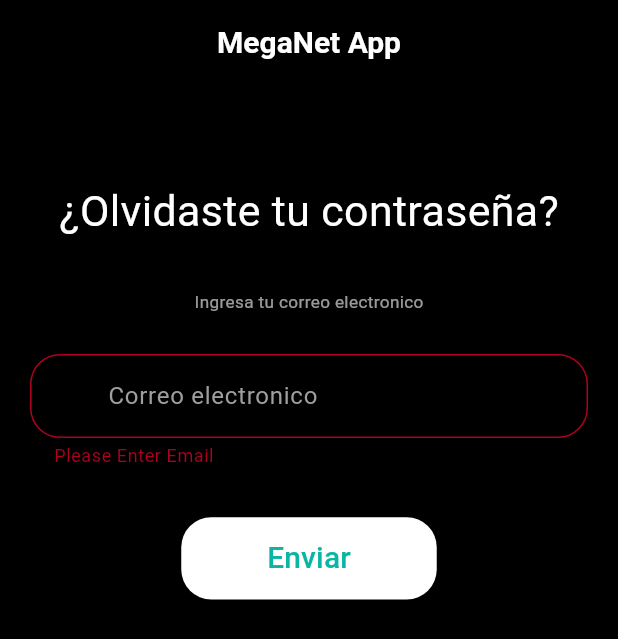
After one commit to FerxhoDev/cardsapp, a Flutter app: the ForgotMyPassword screen opened directly, after a tap on "Enviar", on a phone screen of 412 x 824 dp. The commit adds this screen. Shown: the top 639 px of the screen. Run offline on Flutter 3.47's test engine with Material 3 defaults, Android fonts, the phone set to English and light mode, and no system bars; our stand-ins replace cloud_firestore, firebase_auth, firebase_core, flutter_screenutil, go_router, shared_preferences and 1 more; missing offline and left inert: slimy_card_plus; accounts and stored records are empty.

Commit message:
fotgotpassword for email add

```diff
--- a/lib/main.dart
+++ b/lib/main.dart
@@ -1,5 +1,4 @@
 import 'package:cardsapps/config/router/app_router.dart';
-import 'package:cardsapps/config/theme/dark_theme.dart';
 import 'package:cardsapps/config/theme/light_theme.dart';
 import 'package:firebase_core/firebase_core.dart';
 import 'package:flutter/material.dart';
--- /dev/null
+++ b/lib/presentation/screens/forgotpassword/forgotpassword.dart
@@ -0,0 +1,112 @@
+import 'package:firebase_auth/firebase_auth.dart';
+import 'package:flutter/material.dart';
+import 'package:flutter_screenutil/flutter_screenutil.dart';
+
+
+class ForgotMyPassword extends StatefulWidget {
+  const ForgotMyPassword({super.key});
+
+  @override
+  State<ForgotMyPassword> createState() => _ForgotMyPasswordState();
+}
+
+class _ForgotMyPasswordState extends State<ForgotMyPassword> {
+
+  String email = '';
+  TextEditingController emailController = TextEditingController();
+
+  final _formKey = GlobalKey<FormState>();
+
+  resetPassword() async{
+    try {
+      await FirebaseAuth.instance.sendPasswordResetEmail(email: email);
+      ScaffoldMessenger.of(context).showSnackBar(
+        const SnackBar(
+          content: Text('Se ha enviado un correo para restablecer tu contraseña'),
+        ),
+      );
+    } catch (e) {
+      if(e.hashCode == 'user-not-found'){
+        ScaffoldMessenger.of(context).showSnackBar(
+          const SnackBar(
+            content: Text('Usuario no encontrado para este correo'),
+          ),
+        );
+      }
+      ScaffoldMessenger.of(context).showSnackBar(
+        const SnackBar(
+          content: Text('Error al enviar el correo'),
+        ),
+      );
+    }
+  }
+
+  @override
+  Widget build(BuildContext context) {
+    return Scaffold(
+      backgroundColor: Colors.black,
+      appBar: AppBar(
+        title: const Text('MegaNet App', style: TextStyle(color: Colors.white),),
+        backgroundColor: Colors.black54,
+      ),
+      body: Column(
+        children: [
+          SizedBox(height: 100.h,),
+          Center(
+            child: Column(
+              children: [
+                Text('¿Olvidaste tu contraseña?', style: TextStyle(fontSize: 50.sp, color: Colors.white),),
+                SizedBox(height: 50.h,),
+                Text('Ingresa tu correo electronico', style: TextStyle(fontSize: 20.sp, color: Colors.white60),),
+              ],
+            ),
+          ),
+          SizedBox(height: 10.h,),
+          Form(
+            key: _formKey,
+            child: Padding(
+              padding: const EdgeInsets.all(20.0),
+              child: TextFormField(
+                validator: (value) {
+                                if (value == null || value.isEmpty) {
+                                  return 'Please Enter Email';
+                                }
+                                return null;
+                              },
+                controller: emailController,
+                style: const TextStyle(color: Colors.white),
+                decoration: InputDecoration(
+                  focusColor: Colors.blueAccent,
+                  hintText: 'Correo electronico',
+                  hintStyle: const TextStyle(color: Colors.grey),
+                  prefixIcon: const Icon(Icons.email),
+                  border: OutlineInputBorder(
+                    borderRadius: BorderRadius.circular(20),
+                  ),
+                ),
+              ),
+            ),
+          ),
+          SizedBox(height: 20.h,),
+          ElevatedButton(
+            onPressed: (){
+              if(_formKey.currentState!.validate()){
+                setState(() {
+                  email = emailController.text;
+                });
+                resetPassword();
+              }
+            },
+            style: ElevatedButton.styleFrom(
+              padding: EdgeInsets.symmetric(horizontal: 100.w, vertical: 20.h),
+              shape: RoundedRectangleBorder(
+                borderRadius: BorderRadius.circular(20),
+              ),
+            ),
+            child: const Text('Enviar', style: TextStyle(fontSize: 20),),
+          ),
+        ],
+      ),
+    );
+  }
+}
```
Also changed, not shown: lib/config/router/app_router.dart (+8 -0 lines), lib/presentation/screens/login/login.dart (+12 -1 lines).
